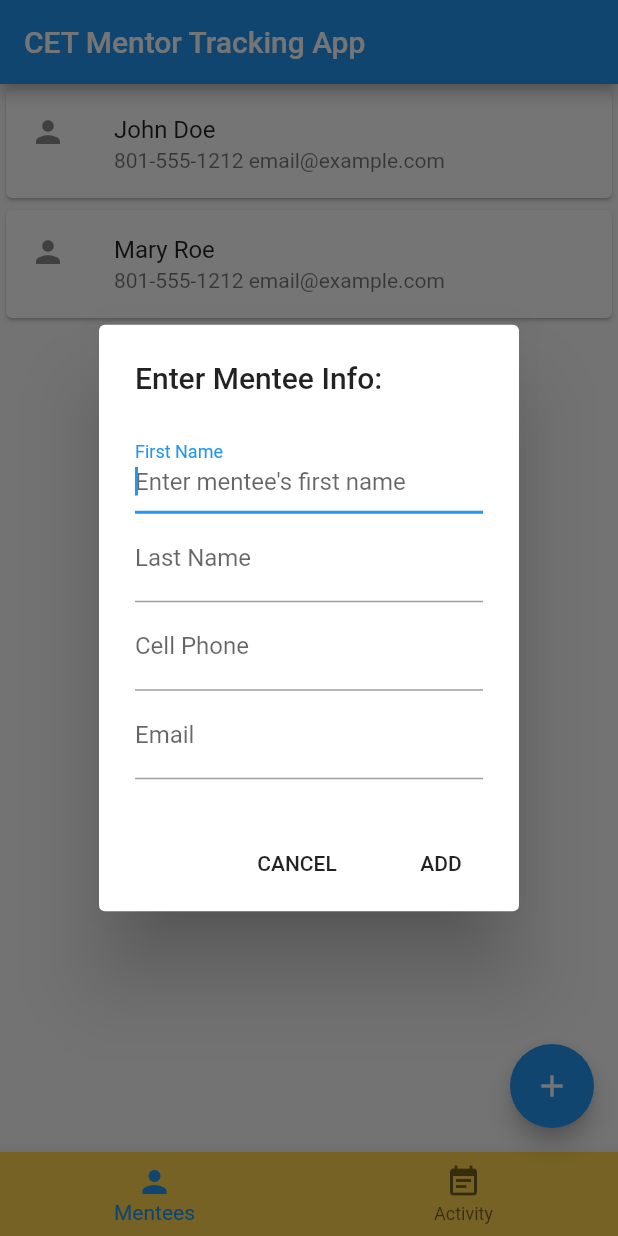
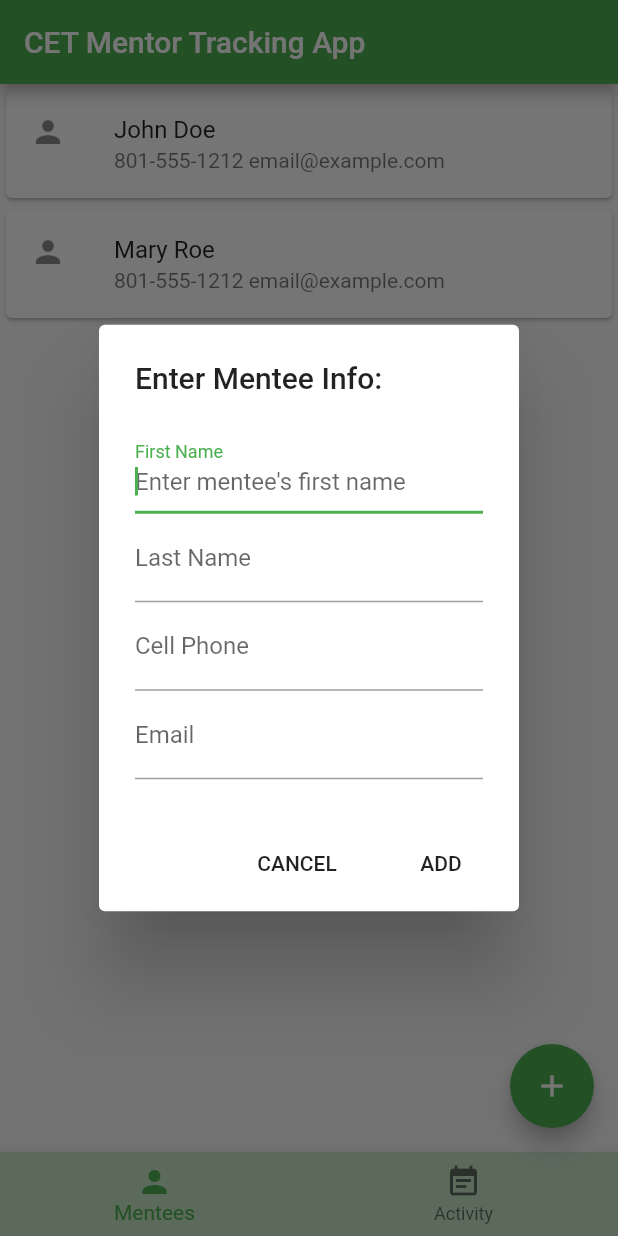
Before and after one commit to swliddle/MentorTracking2020, a Flutter app: the screen it shows after launch, after a tap on the "add" icon, on a phone screen of 412 x 824 dp. Run offline on Flutter 3.47's test engine with Material 2 defaults, Android fonts, the phone set to English and light mode, and no system bars.

Commit message:
Started refactoring to use idiomatic Dart better. Applied some theme changes to match CET (customer) expectations.

```diff
--- a/lib/main.dart
+++ b/lib/main.dart
@@ -1,6 +1,6 @@
 import 'package:flutter/material.dart';
 import 'package:mentor_tracking/model.dart';
-import 'package:mentor_tracking/route/mainApp.dart';
+import 'package:mentor_tracking/route/home_route.dart';
 import 'package:provider/provider.dart';
 
 void main() => runApp(MyApp());
@@ -13,9 +13,9 @@ class MyApp extends StatelessWidget {
       child: MaterialApp(
         title: 'CET Mentor Tracking',
         theme: ThemeData(
-          primarySwatch: Colors.blue,
+          primarySwatch: Colors.green,
         ),
-        home: MainAppRoute(title: 'CET Mentor Tracking App'),
+        home: HomeRoute(title: 'CET Mentor Tracking App'),
       ),
     );
   }
--- a/lib/model.dart
+++ b/lib/model.dart
@@ -4,6 +4,13 @@ import 'package:flutter/material.dart';
 import 'package:flutter/services.dart';
 
 class Mentee {
+  static const kFieldId = "id";
+  static const kFieldLastName = "lastName";
+  static const kFieldFirstName = "firstName";
+  static const kFieldCellPhone = "cellPhone";
+  static const kFieldEmail = "email";
+  static const kFieldActivityLog = "activityLog";
+
   var id = "";
   var lastName = "";
   var firstName = "";
@@ -15,25 +22,25 @@ class Mentee {
       this.activityLog);
 
   Mentee.fromJson(Map<String, dynamic> json)
-      : this.id = json["id"],
-        this.firstName = json["firstName"],
-        this.lastName = json["lastName"],
-        this.cellPhone = json["cellPhone"],
-        this.email = json["email"] {
-    json["activityLog"].forEach((activityRecord) {
+      : this.id = json[kFieldId],
+        this.lastName = json[kFieldLastName],
+        this.firstName = json[kFieldFirstName],
+        this.cellPhone = json[kFieldCellPhone],
+        this.email = json[kFieldEmail] {
+    json[kFieldActivityLog].forEach((activityRecord) {
       activityLog.add(ActivityRecord.fromJson(activityRecord));
     });
   }
 
   String getField(String fieldName) {
     switch (fieldName) {
-      case "lastName":
+      case kFieldLastName:
         return lastName;
-      case "firstName":
+      case kFieldFirstName:
         return firstName;
-      case "cellPhone":
+      case kFieldCellPhone:
         return cellPhone;
-      case "email":
+      case kFieldEmail:
         return email;
     }
 
@@ -42,6 +49,12 @@ class Mentee {
 }
 
 class ActivityRecord {
+  static const kFieldId = "id";
+  static const kFieldMenteeId = "menteeId";
+  static const kFieldDate = "date";
+  static const kFieldMinutesSpent = "minutesSpent";
+  static const kFieldNotes = "notes";
+
   String id = _nextId();
   String menteeId;
   DateTime date = DateTime.now();
@@ -54,14 +67,16 @@ class ActivityRecord {
   ActivityRecord.forMentee(String menteeId) : this.menteeId = menteeId;
 
   ActivityRecord.fromJson(Map<String, dynamic> json)
-      : this.id = json["id"],
-        this.menteeId = json["menteeId"],
-        this.date = DateTime.parse(json["date"]),
-        this.minutesSpent = json["minutesSpent"],
-        this.notes = json["notes"];
+      : this.id = json[kFieldId],
+        this.menteeId = json[kFieldMenteeId],
+        this.date = DateTime.parse(json[kFieldDate]),
+        this.minutesSpent = json[kFieldMinutesSpent],
+        this.notes = json[kFieldNotes];
 }
 
 class MenteeModel extends ChangeNotifier {
+  static const kInitialDataPath = "assets/initial_data.json";
+
   var _mentees = <Mentee>[];
 
   MenteeModel() {
@@ -69,7 +84,7 @@ class MenteeModel extends ChangeNotifier {
   }
 
   void _getInitialData() async {
-    var jsonString = await rootBundle.loadString('assets/initial_data.json');
+    var jsonString = await rootBundle.loadString(kInitialDataPath);
     var jsonData = jsonDecode(jsonString);
 
     jsonData.forEach((jsonObject) {
--- a/lib/route/mainApp.dart
+++ b/lib/route/home_route.dart
@@ -1,43 +1,20 @@
-import 'dart:math';
 import 'package:flutter/material.dart';
 import 'package:mentor_tracking/dialog/addMentee.dart';
 import 'package:mentor_tracking/model.dart';
 import 'package:mentor_tracking/route/menteeActivity.dart';
 import 'package:provider/provider.dart';
 
-class MainAppRoute extends StatefulWidget {
-  MainAppRoute({Key key, this.title}) : super(key: key);
-
-  // This widget is the home page of your application. It is stateful, meaning
-  // that it has a State object (defined below) that contains fields that affect
-  // how it looks.
-
-  // This class is the configuration for the state. It holds the values (in this
-  // case the title) provided by the parent (in this case the App widget) and
-  // used by the build method of the State. Fields in a Widget subclass are
-  // always marked "final".
+class HomeRoute extends StatefulWidget {
+  HomeRoute({Key key, this.title}) : super(key: key);
 
   final String title;
 
   @override
-  _MainAppRouteState createState() => _MainAppRouteState();
+  _HomeRouteState createState() => _HomeRouteState();
 }
 
-class _MainAppRouteState extends State<MainAppRoute> {
+class _HomeRouteState extends State<HomeRoute> {
   int _selectedIndex = 0;
-
-  void _addMentee() {
-//    var mentee = Mentee();
-//
-//    mentee.id = mentee.firstName = "John";
-//    mentee.lastName = "Doe";
-//    mentee.cellPhone = "801-555-1212";
-//    mentee.email = "email@example.com";
-//
-//    setState(() {
-//      _mentees.add(mentee);
-//    });
-  }
 
   void _onItemTapped(int index) {
     setState(() {
@@ -92,27 +69,18 @@ class _MainAppRouteState extends State<MainAppRoute> {
                   ),
                 );
               },
-          ));
+            ),
+          );
   }
 
   @override
   Widget build(BuildContext context) {
-    // This method is rerun every time setState is called, for instance as done
-    // by the _incrementCounter method above.
-    //
-    // The Flutter framework has been optimized to make rerunning build methods
-    // fast, so that you can just rebuild anything that needs updating rather
-    // than having to individually change instances of widgets.
     return Consumer<MenteeModel>(builder: (context, model, child) {
       return Scaffold(
         appBar: AppBar(
-          // Here we take the value from the MyHomePage object that was created by
-          // the App.build method, and use it to set our appbar title.
           title: Text(widget.title),
         ),
         body: Center(
-          // Center is a layout widget. It takes a single child and positions it
-          // in the middle of the parent.
           child: _widgetForCurrentState(model),
         ),
         bottomNavigationBar: BottomNavigationBar(
@@ -127,7 +95,7 @@ class _MainAppRouteState extends State<MainAppRoute> {
             ),
           ],
           currentIndex: _selectedIndex,
-          backgroundColor: Colors.amber[300],
+          backgroundColor: Colors.green[100],
           onTap: _onItemTapped,
         ),
         floatingActionButton: FloatingActionButton(
@@ -140,7 +108,7 @@ class _MainAppRouteState extends State<MainAppRoute> {
           },
           tooltip: 'Add Mentee',
           child: Icon(Icons.add),
-        ), // This trailing comma makes auto-formatting nicer for build methods.
+        ),
       );
     });
   }
```
Also changed, not shown: 1 other file. Lines whose indentation alone changed are shown as unchanged.
